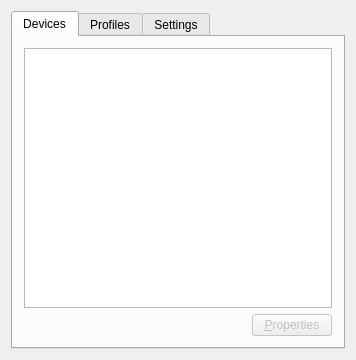
Above: ds4wizard-cpp/mainwindow.ui from michael-fadely/ds4wizard before the change. Below: the same form after it.
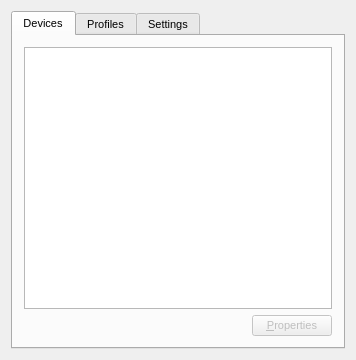
That is the form after the change.

Diff of the .ui file:
```diff
--- a/ds4wizard-cpp/mainwindow.ui
+++ b/ds4wizard-cpp/mainwindow.ui
@@ -13,7 +13,7 @@
   <property name="font">
    <font>
     <family>Segoe UI</family>
-    <pointsize>9</pointsize>
+    <pointsize>8</pointsize>
    </font>
   </property>
   <property name="windowTitle">
```
